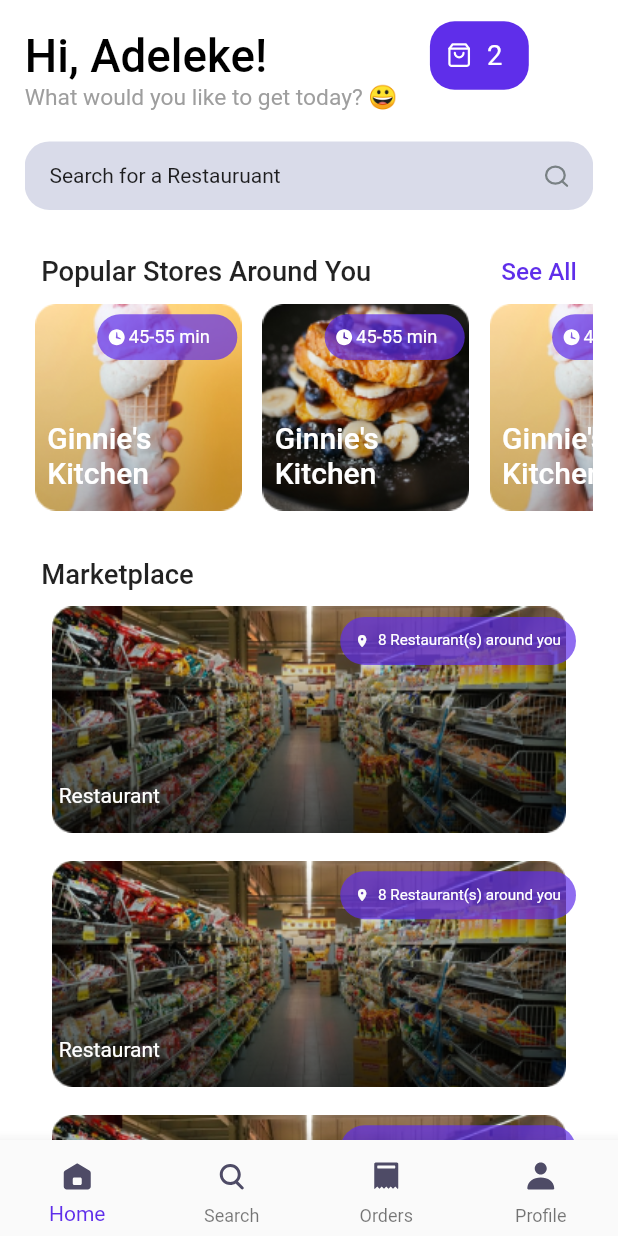
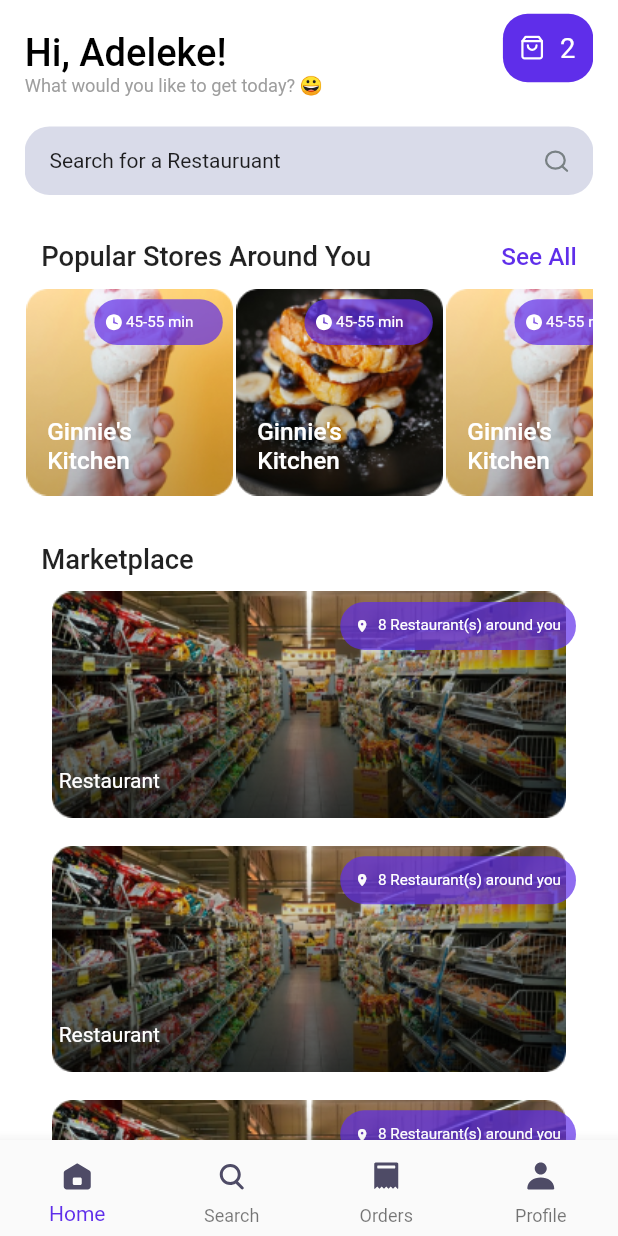
Before and after one commit to kunledarams2/soft-shop, a Flutter app: the screen it shows after launch, on a phone screen of 412 x 824 dp. Run offline on Flutter 3.47's test engine with Material 2 defaults, Android fonts, the light colour scheme and no system bars; our stand-ins replace dio, flutter_dotenv, flutter_screenutil, flutter_svg, get_it, logger and 2 more; missing offline and left inert: mockito, pattern_formatter, stacked_hooks; Roboto replaces fonts that are missing (Cera Pro).

Commit message:
fixed overflow on home_view

```diff
--- a/lib/views/home/home_view.dart
+++ b/lib/views/home/home_view.dart
@@ -11,6 +11,7 @@ class HomeView extends StatelessWidget {
         physics: ClampingScrollPhysics(),
         children: [
           Row(
+            mainAxisAlignment: MainAxisAlignment.spaceBetween,
             children: [
               Column(
                 crossAxisAlignment: CrossAxisAlignment.start,
@@ -22,7 +23,7 @@ class HomeView extends StatelessWidget {
                       style: Theme.of(context)
                           .textTheme
                           .headline6
-                          .copyWith(fontSize: 30.sp, color: Colors.black),
+                          .copyWith(fontSize: 25.sp, color: Colors.black),
                     ),
                   ),
                   Text(
@@ -30,13 +31,12 @@ class HomeView extends StatelessWidget {
                     style: Theme.of(context)
                         .textTheme
                         .bodyText2
-                        .copyWith(fontSize: 15.sp, color: Colors.grey),
+                        .copyWith(fontSize: 12.sp, color: Colors.grey),
                   ),
                 ],
               ),
               SizedBox(width: 20.w),
               Container(
-                width: 60.w,
                 height: 45.h,
                 decoration: BoxDecoration(
                   color: BrandColors.primary,
@@ -225,8 +225,8 @@ class StoreCard extends StatelessWidget {
   @override
   Widget build(BuildContext context) {
     return Container(
-      width: 138.w,
-      height: 138.h,
+      width: 138.r,
+      height: 138.r,
       decoration: BoxDecoration(
         image: DecorationImage(
           image: AssetImage(image.png),
@@ -254,7 +254,7 @@ class StoreCard extends StatelessWidget {
                       SvgPicture.asset('clock'.svg),
                       Text(
                         '45-55 min',
-                        style: TextStyle(color: Colors.white, fontSize: 12.sp),
+                        style: TextStyle(color: Colors.white, fontSize: 10.sp),
                       )
                     ],
                   ),
@@ -269,7 +269,7 @@ class StoreCard extends StatelessWidget {
               style: Theme.of(context)
                   .textTheme
                   .headline6
-                  .copyWith(color: Colors.white),
+                  .copyWith(color: Colors.white, fontSize: 16.sp),
             ),
           ),
         ],
```
